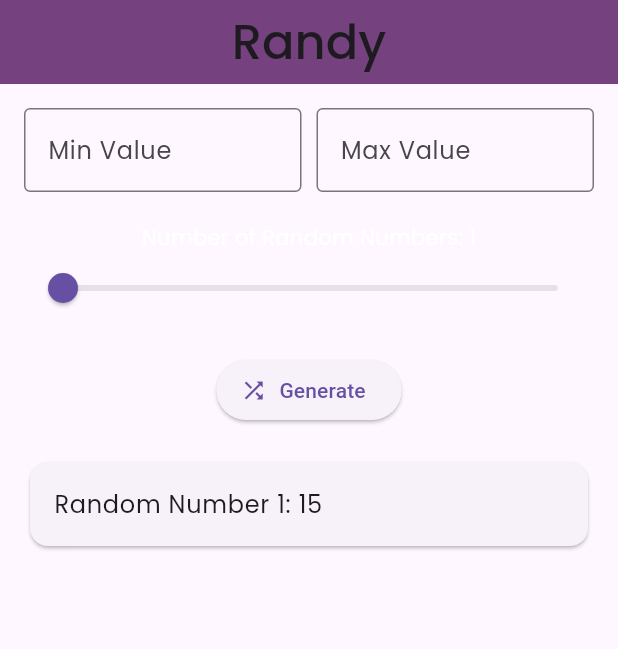
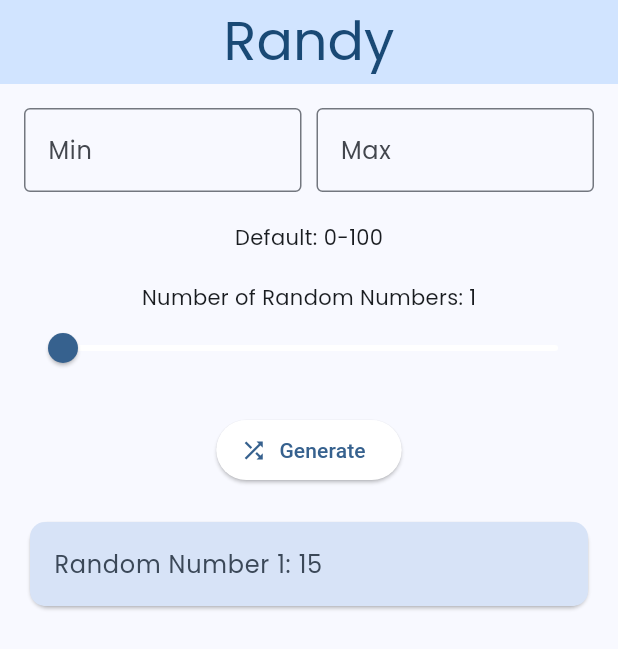
Before and after one commit to EricZeller/flutter_randy, a Flutter app: the screen it shows after launch, after a tap on "Generate", on a phone screen of 412 x 824 dp. Shown: the top 649 px of the screen. Run offline on Flutter 3.47's test engine with Material 3 defaults, Android fonts, the light colour scheme and no system bars; drawn by our look-alikes of dynamic_color.

Commit message:
material design added

```diff
--- a/lib/main.dart
+++ b/lib/main.dart
@@ -1,4 +1,5 @@
 import 'package:flutter/material.dart';
+import 'package:dynamic_color/dynamic_color.dart';
 import 'dart:math';
 
 void main() => runApp(const RandomNumberGeneratorApp());
@@ -8,26 +9,50 @@ class RandomNumberGeneratorApp extends StatelessWidget {
 
   @override
   Widget build(BuildContext context) {
+    return DynamicColorBuilder(
+      builder: (ColorScheme? lightDynamic, ColorScheme? darkDynamic) {
+        ColorScheme lightColorScheme;
+        ColorScheme darkColorScheme;
+
+        if (lightDynamic != null && darkDynamic != null) {
+          lightColorScheme = lightDynamic.harmonized();
+          darkColorScheme = darkDynamic.harmonized();
+        } else {
+          lightColorScheme = ColorScheme.fromSeed(seedColor: Colors.blue);
+          darkColorScheme = ColorScheme.fromSeed(
+              seedColor: Colors.blue, brightness: Brightness.dark);
+        }
+
         return MaterialApp(
           debugShowCheckedModeBanner: false,
-      theme: ThemeData.light().copyWith(
+          theme: ThemeData(
+            useMaterial3: true,
+            colorScheme: lightColorScheme,
             textTheme: const TextTheme(
               bodyLarge: TextStyle(fontFamily: 'Poppins'),
               bodyMedium: TextStyle(fontFamily: 'Poppins'),
-          titleLarge: TextStyle(fontFamily: 'Poppins', fontWeight: FontWeight.w500),
-          // Füge weitere Textstile hinzu, falls benötigt
+              bodySmall: TextStyle(fontFamily: 'Poppins'),
+              titleLarge: TextStyle(fontFamily: 'Poppins'),
+              titleMedium: TextStyle(fontFamily: 'Poppins'),
+              titleSmall: TextStyle(fontFamily: 'Poppins'),
             ),
           ),
-      darkTheme: ThemeData.dark().copyWith(
+          darkTheme: ThemeData(
+            useMaterial3: true,
+            colorScheme: darkColorScheme,
             textTheme: const TextTheme(
               bodyLarge: TextStyle(fontFamily: 'Poppins'),
               bodyMedium: TextStyle(fontFamily: 'Poppins'),
-          titleLarge: TextStyle(fontFamily: 'Poppins', fontWeight: FontWeight.w500),
-          // Füge weitere Textstile hinzu, falls benötigt
+              bodySmall: TextStyle(fontFamily: 'Poppins'),
+              titleLarge: TextStyle(fontFamily: 'Poppins'),
+              titleMedium: TextStyle(fontFamily: 'Poppins'),
+              titleSmall: TextStyle(fontFamily: 'Poppins'),
             ),
           ),
           themeMode: ThemeMode.system,
           home: const RandomNumberGeneratorScreen(),
+        );
+      },
     );
   }
 }
@@ -62,12 +87,8 @@ class _RandomNumberGeneratorScreenState
   Widget build(BuildContext context) {
     return Scaffold(
       appBar: AppBar(
-        backgroundColor: const Color.fromARGB(255, 117, 65, 126),
-        title: const Center(
-            child: Text(
-          'Randy',
-          style: TextStyle(fontSize: 32),
-        )),
+        title: Center(child: Text('Randy', style: TextStyle(fontWeight: FontWeight.w400, fontSize: 36, color: Theme.of(context).colorScheme.onPrimaryContainer),)),
+        backgroundColor: Theme.of(context).colorScheme.primaryContainer,
       ),
       body: Padding(
         padding: const EdgeInsets.all(16.0),
@@ -79,7 +100,7 @@ class _RandomNumberGeneratorScreenState
                   child: TextField(
                     controller: _minController,
                     decoration: const InputDecoration(
-                      labelText: 'Min Value',
+                      labelText: 'Min',
                       border: OutlineInputBorder(),
                     ),
                     keyboardType: TextInputType.number,
@@ -90,7 +111,7 @@ class _RandomNumberGeneratorScreenState
                   child: TextField(
                     controller: _maxController,
                     decoration: const InputDecoration(
-                      labelText: 'Max Value',
+                      labelText: 'Max',
                       border: OutlineInputBorder(),
                     ),
                     keyboardType: TextInputType.number,
@@ -99,8 +120,11 @@ class _RandomNumberGeneratorScreenState
               ],
             ),
             const SizedBox(height: 20),
+            const Text('Default: 0-100'),
+            const SizedBox(height: 20),
             Text('Number of Random Numbers: $_numOfRandomNumbers'),
             Slider(
+              inactiveColor: Theme.of(context).colorScheme.onSecondary,
               value: _numOfRandomNumbers.toDouble(),
               min: 1,
               max: 100,
@@ -114,8 +138,10 @@ class _RandomNumberGeneratorScreenState
             ),
             const SizedBox(height: 20),
             ElevatedButton.icon(
+              icon: const Icon(Icons.shuffle),
+              style: ElevatedButton.styleFrom(
+                  backgroundColor: Theme.of(context).colorScheme.onTertiary),
               onPressed: _generateRandomNumbers,
-              icon: const Icon(Icons.shuffle),
               label: const Text('Generate'),
             ),
             const SizedBox(height: 20),
@@ -125,8 +151,10 @@ class _RandomNumberGeneratorScreenState
                 itemBuilder: (context, index) {
                   return Card(
                     child: ListTile(
+                      shape: RoundedRectangleBorder(borderRadius: BorderRadius.circular(10)),
                       title: Text(
-                          'Random Number ${index + 1}: ${_randomNumbers[index]}'),
+                          'Random Number ${index + 1}: ${_randomNumbers[index]}', style: TextStyle(color: Theme.of(context).colorScheme.onSecondaryContainer),),
+                      tileColor: Theme.of(context).colorScheme.secondaryContainer,
                     ),
                   );
                 },
```
Also changed, not shown: pubspec.yaml (+4 -5 lines), pubspec.lock, 5 other files. Lines whose indentation alone changed are shown as unchanged.
